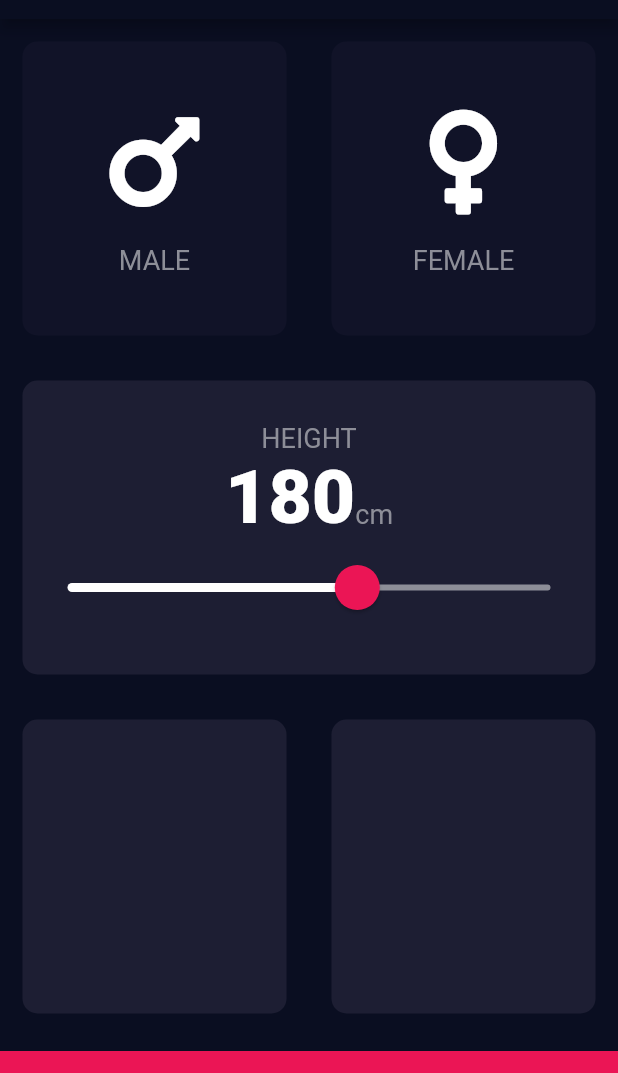
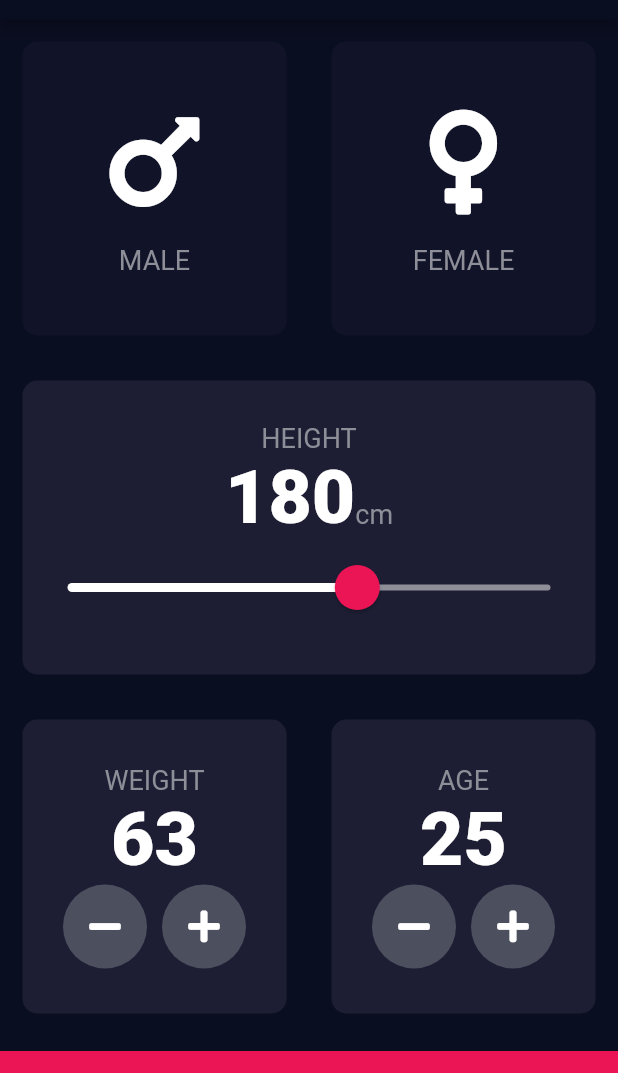
Before and after one commit to nitaicharan/-Udemy-TC2020FDBWD9, a Flutter app: the screen it shows after launch, on a phone screen of 412 x 824 dp, the part 65-1138 px from its top. Run offline on Flutter 3.47's test engine with Material 2 defaults, Android fonts, the phone set to English and light mode, and no system bars; our stand-ins replace font_awesome_flutter.

Commit message:
123. Composition vs. Inheritance - Building Flutter Widgets From Scratch
- RawMaterialButton

```diff
--- a/lib/input_page.dart
+++ b/lib/input_page.dart
@@ -17,6 +17,8 @@ class InputPage extends StatefulWidget {
 class _InputPageState extends State<InputPage> {
   Gender selected;
   int height = 180;
+  int weight = 63;
+  int age = 25;
 
   @override
   Widget build(BuildContext context) {
@@ -114,11 +116,77 @@ class _InputPageState extends State<InputPage> {
                 Expanded(
                   child: ReusableCard(
                     colour: Color(0xFF1D1E33),
+                    child: Column(
+                      mainAxisAlignment: MainAxisAlignment.center,
+                      children: <Widget>[
+                        Text(
+                          'WEIGHT',
+                          style: kTextStyle,
+                        ),
+                        Text(
+                          weight.toString(),
+                          style: kNumberStyle,
+                        ),
+                        Row(
+                          mainAxisAlignment: MainAxisAlignment.center,
+                          children: <Widget>[
+                            IconButton(
+                              icon: FontAwesomeIcons.minus,
+                              onPressed: () => setState(
+                                () => this.weight--,
+                              ),
+                            ),
+                            SizedBox(
+                              width: 10.0,
+                            ),
+                            IconButton(
+                              icon: FontAwesomeIcons.plus,
+                              onPressed: () => setState(
+                                () => this.weight++,
+                              ),
+                            ),
+                          ],
+                        ),
+                      ],
+                    ),
                   ),
                 ),
                 Expanded(
                   child: ReusableCard(
                     colour: Color(0xFF1D1E33),
+                    child: Column(
+                      mainAxisAlignment: MainAxisAlignment.center,
+                      children: <Widget>[
+                        Text(
+                          'AGE',
+                          style: kTextStyle,
+                        ),
+                        Text(
+                          age.toString(),
+                          style: kNumberStyle,
+                        ),
+                        Row(
+                          mainAxisAlignment: MainAxisAlignment.center,
+                          children: <Widget>[
+                            IconButton(
+                              icon: FontAwesomeIcons.minus,
+                              onPressed: () => setState(
+                                () => age--,
+                              ),
+                            ),
+                            SizedBox(
+                              width: 10.0,
+                            ),
+                            IconButton(
+                              icon: FontAwesomeIcons.plus,
+                              onPressed: () => setState(
+                                () => age++,
+                              ),
+                            ),
+                          ],
+                        ),
+                      ],
+                    ),
                   ),
                 ),
               ],
@@ -135,3 +203,24 @@ class _InputPageState extends State<InputPage> {
     );
   }
 }
+
+class IconButton extends StatelessWidget {
+  IconButton({@required this.icon, @required this.onPressed});
+  final IconData icon;
+  final Function onPressed;
+
+  @override
+  Widget build(BuildContext context) {
+    return RawMaterialButton(
+      elevation: 0.0,
+      child: Icon(this.icon),
+      onPressed: this.onPressed,
+      constraints: BoxConstraints.tightFor(
+        width: 56.0,
+        height: 56.0,
+      ),
+      shape: CircleBorder(),
+      fillColor: Color(0xFF4C4F5E),
+    );
+  }
+}
```
Also changed, not shown: 2 other files.
